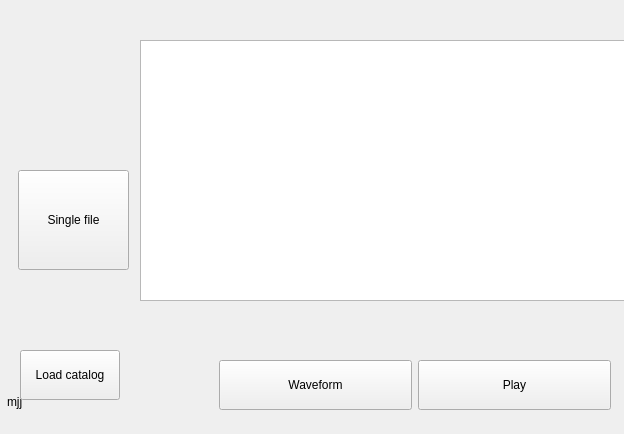
This is mainwindow.ui in rc000/IntonationAnalysis as Qt 5 draws it before an edit. The edited form follows.
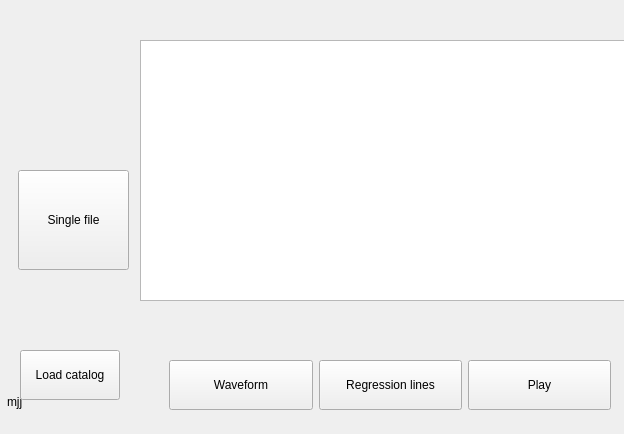
This is the edited form.

```diff
--- a/mainwindow.ui
+++ b/mainwindow.ui
@@ -104,6 +104,19 @@
        </property>
       </widget>
      </item>
+     <item>
+      <widget class="QPushButton" name="bRegression">
+       <property name="minimumSize">
+        <size>
+         <width>100</width>
+         <height>50</height>
+        </size>
+       </property>
+       <property name="text">
+        <string>Regression lines</string>
+       </property>
+      </widget>
+     </item>
      <item>
       <widget class="QPushButton" name="bPlay">
        <property name="minimumSize">
```
